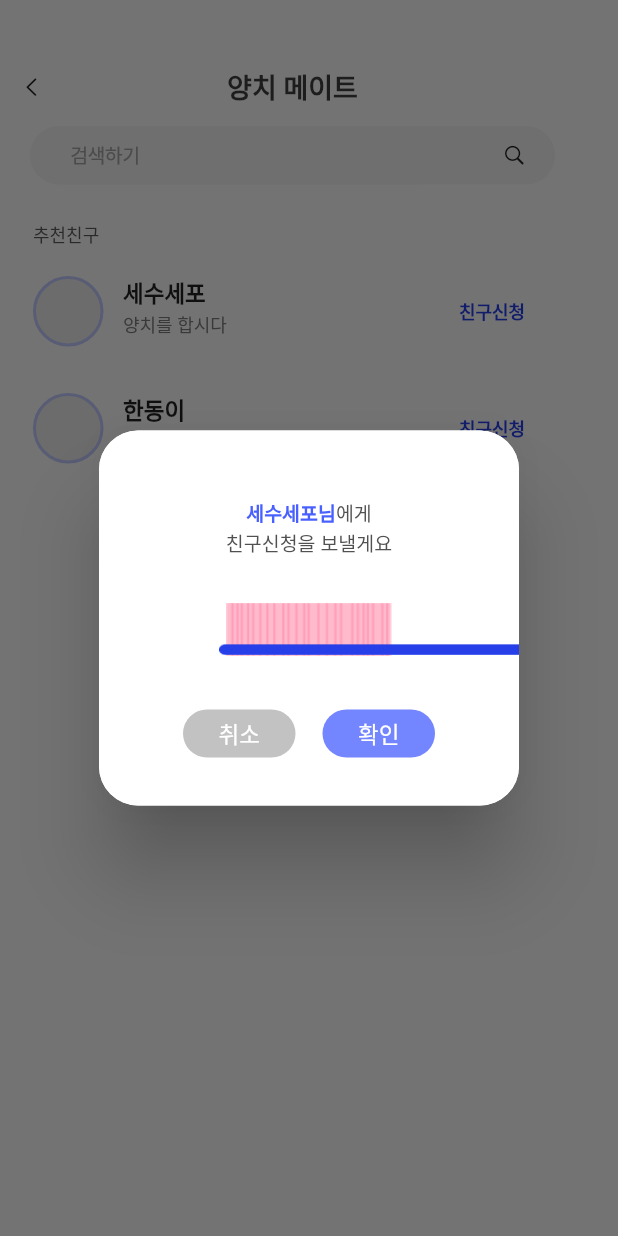
After one commit to ko-inseoklee/FLUTTER_BRUSH_TEETH, a Flutter app: the SearchFriends screen opened directly, after a tap on "친구신청", on a phone screen of 412 x 824 dp. The commit adds this screen. Run offline on Flutter 3.47's test engine with Material 2 defaults, Android fonts, the phone set to English and light mode, and no system bars; accounts and stored records are empty; Roboto replaces fonts that are missing (Pretendard).

Commit message:
친구 부분 구현 완료.

```diff
--- a/lib/component/MyAppBar.dart
+++ b/lib/component/MyAppBar.dart
@@ -1,22 +1,61 @@
 import 'package:flutter/cupertino.dart';
+import 'package:flutter/material.dart';
 
-class MyAppBar extends StatelessWidget {
+class MyAppBar extends StatefulWidget {
   final String title;
-  const MyAppBar({Key? key,required this.title}) : super(key: key);
+  bool hasBackButton;
+  VoidCallback? onClick;
+  MyAppBar({Key? key,required this.title, this.hasBackButton = false, this.onClick, }) : super(key: key);
 
+  @override
+  _MyAppBarState createState() => _MyAppBarState();
+}
+
+class _MyAppBarState extends State<MyAppBar> {
   @override
   Widget build(BuildContext context) {
     return Container(
       height: 34,
+      width: 390,
       margin: EdgeInsets.only(top: 41),
-      alignment: Alignment.topCenter,
-      child: Text(title,
-        style: TextStyle(
-            fontSize: 18.0,
-            fontWeight: FontWeight.w700,
-            color: Color(0xff3F3F3F)
+      alignment: Alignment.center,
+      child: widget.hasBackButton?
+        Row(
+          children: [
+            Container(
+              margin: EdgeInsets.only(left: 13),
+              width: 16,
+              height: 16,
+              child: FlatButton(
+                  onPressed: () => Navigator.pop(context),
+                  padding: EdgeInsets.zero,
+                  child: Icon(CupertinoIcons.left_chevron, size: 16,)),
+            ),
+            Container(
+              width: 238,
+              margin: EdgeInsets.only(left: 47),
+              alignment: Alignment.center,
+              child: Text(widget.title,
+                style: TextStyle(
+                    fontSize: 18.0,
+                    fontWeight: FontWeight.w700,
+                    color: Color(0xff3F3F3F)
+                ),
+              ),
+            ),
+            SizedBox(
+              width: 1,
+            )
+          ],
+        )
+          :
+        Text(widget.title,
+          style: TextStyle(
+              fontSize: 18.0,
+              fontWeight: FontWeight.w700,
+              color: Color(0xff3F3F3F)
+          ),
         ),
-      ),
     );
   }
 }
--- a/lib/friends/DummyUserData.dart
+++ b/lib/friends/DummyUserData.dart
@@ -5,27 +5,28 @@ class UserModel {
   final int score;
   final String description;
   bool isFriend;
+  bool isAdding;
 
-  UserModel(this.name, this.method, this.profileImage, this.score, this.description, this.isFriend);
+  UserModel(this.name, this.method, this.profileImage, this.score, this.description, this.isFriend, this.isAdding);
 }
 
 List<UserModel> DummyUserData = [
-  UserModel("이닦는 문어",["치실","워터픽","가글"],"images/component/avatars/avatar1.png",88, "양치를 합시다", true),
-  UserModel("워터 픽미업",["치실","가글"],"images/component/avatars/avatar2.png",86, "양치를 합시다", true),
-  UserModel("다혜",["워터픽","가글"],"images/component/avatars/avatar3.png",84, "양치를 합시다", true),
-  UserModel("지우",["가글"],"images/component/avatars/avatar4.png",79, "양치를 합시다", true),
-  UserModel("세수세포",["치실","가글"],"images/component/avatars/avatar5.png",75, "양치를 합시다", false),
-  UserModel("덜렁이",[],"images/component/avatars/avatar1.png",32, "양치를 합시다", true),
-  UserModel("깔끔이",["치실","워터픽","가글"],"images/component/avatars/avatar2.png",91, "양치를 합시다", true),
-  UserModel("한동이",["치실","워터픽","가글"],"images/component/avatars/avatar3.png",94, "양치를 합시다", true),
-  UserModel("느헴이",["워터픽"],"images/component/avatars/avatar4.png",74, "양치를 합시다", true),
-  UserModel("한동이",["치실","워터픽","가글"],"images/component/avatars/avatar5.png",64, "양치를 합시다", false),
-  UserModel("한동이2",["치실","워터픽","가글"],"images/component/avatars/avatar1.png",55, "양치를 합시다", false),
-  UserModel("한동이3",["치실","워터픽","가글"],"images/component/avatars/avatar2.png",72, "양치를 합시다", false),
-  UserModel("한동이4",["치실","워터픽","가글"],"images/component/avatars/avatar3.png",89, "양치를 합시다", true),
-  UserModel("한동이5",["치실","워터픽","가글"],"images/component/avatars/avatar4.png",43, "양치를 합시다", false),
-  UserModel("밍기적", ["치실"], "images/component/avatars/avatar3.png", 84, "나와 친구해요", false),
+  UserModel("이닦는 문어",["치실","워터픽","가글"],"images/component/avatars/avatar1.png",88, "양치를 합시다", true, false),
+  UserModel("워터 픽미업",["치실","가글"],"images/component/avatars/avatar2.png",86, "양치를 합시다", true, false),
+  UserModel("다혜",["워터픽","가글"],"images/component/avatars/avatar3.png",84, "양치를 합시다", true, false),
+  UserModel("지우",["가글"],"images/component/avatars/avatar4.png",79, "양치를 합시다", true, false),
+  UserModel("세수세포",["치실","가글"],"images/component/avatars/avatar5.png",75, "양치를 합시다", false, false),
+  UserModel("덜렁이",[],"images/component/avatars/avatar1.png",32, "양치를 합시다", true, false),
+  UserModel("깔끔이",["치실","워터픽","가글"],"images/component/avatars/avatar2.png",91, "양치를 합시다", true, false),
+  UserModel("한동이",["치실","워터픽","가글"],"images/component/avatars/avatar3.png",94, "양치를 합시다", true, false),
+  UserModel("느헴이",["워터픽"],"images/component/avatars/avatar4.png",74, "양치를 합시다", true, false),
+  UserModel("한동이",["치실","워터픽","가글"],"images/component/avatars/avatar5.png",64, "양치를 합시다", false, false),
+  UserModel("한동이2",["치실","워터픽","가글"],"images/component/avatars/avatar1.png",55, "양치를 합시다", false, false),
+  UserModel("한동이3",["치실","워터픽","가글"],"images/component/avatars/avatar2.png",72, "양치를 합시다", false, false),
+  UserModel("한동이4",["치실","워터픽","가글"],"images/component/avatars/avatar3.png",89, "양치를 합시다", true, false),
+  UserModel("한동이5",["치실","워터픽","가글"],"images/component/avatars/avatar4.png",43, "양치를 합시다", false, false),
+  UserModel("밍기적", ["치실"], "images/component/avatars/avatar3.png", 84, "나와 친구해요", false, false),
   MyProfile
 ];
 
-UserModel MyProfile = new UserModel("양치기", ["치실","워터픽"], "images/home/avatar.png", 87, "양치를 합시다", true);
+UserModel MyProfile = new UserModel("양치기", ["치실","워터픽"], "images/home/avatar.png", 87, "양치를 합시다", true, false);
--- /dev/null
+++ b/lib/friends/SearchFriends.dart
@@ -0,0 +1,332 @@
+import 'package:brushing_teeth/component/MyAppBar.dart';
+import 'package:brushing_teeth/friends/FriendAvatar.dart';
+import 'package:flutter/cupertino.dart';
+import 'package:flutter/material.dart';
+
+import 'DummyUserData.dart';
+
+class SearchFriends extends StatefulWidget {
+  SearchFriends({Key? key}) : super(key: key);
+
+  @override
+  State<SearchFriends> createState() => _SearchFriendsState();
+}
+
+class _SearchFriendsState extends State<SearchFriends> {
+  String searchText = "";
+  late UserModel selectedFriend;
+  bool isSearchPressed = false;
+  FocusNode _focusNode = new FocusNode();
+  late TextEditingController _textEditingController;
+  List<UserModel> notFriends = DummyUserData.where((element) => !element.isFriend).toList();
+
+
+  @override
+  void initState() {
+    // TODO: implement initState
+    super.initState();
+    _textEditingController = new TextEditingController(text: searchText);
+  }
+
+  void addFriends(){
+    setState(() {
+      selectedFriend.isAdding = true;
+    });
+  }
+
+  Widget AddFriendDialog() {
+    return AlertDialog(
+      contentPadding: EdgeInsets.zero,
+      actionsPadding: EdgeInsets.zero,
+      titlePadding: EdgeInsets.zero,
+      shape: RoundedRectangleBorder(
+          borderRadius: BorderRadius.all(Radius.circular(26))),
+      content: Container(
+        width: 237, height: 250,
+        decoration: BoxDecoration(
+          color: Color(0xffFFFFFF),
+          borderRadius: BorderRadius.circular(26)
+        ),
+        child: Column(
+          crossAxisAlignment: CrossAxisAlignment.center,
+          children: [
+            Container(
+              width: 129,
+              height: 45,
+              margin: EdgeInsets.only(top: 45),
+              child: RichText(
+                textAlign: TextAlign.center,
+                text: TextSpan(
+                  text: selectedFriend.name+"님",
+                  style: TextStyle(
+                    color: Color(0xff4860FF),
+                    fontSize: 13,
+                    fontWeight: FontWeight.w700,
+                    height: 1.5,
+                  ),
+                  children: [
+                    TextSpan(
+                      text: "에게\n",
+                      style: TextStyle(
+                        color: Color(0xff515151),
+                        fontWeight: FontWeight.w400
+                      )
+                    ),
+                    TextSpan(
+                      text: "친구신청을 보낼게요",
+                      style: TextStyle(
+                        color: Color(0xff515151),
+                        fontWeight: FontWeight.w400
+                      )
+                    )
+                  ]
+                ),
+              ),
+            ),
+            Container(
+              margin: EdgeInsets.only(top: 25),
+              height: 35,
+              child: Stack(
+                children: [
+                  Container(
+                    alignment: Alignment.center,
+                    child: Image.asset('images/home/brush.png'),
+                  ),
+                  Container(
+                    margin: EdgeInsets.only(left: 80, top: 27),
+                    child: Image.asset('images/home/brushBar.png'),
+                  ),
+                ],
+              ),
+            ),
+            Container(
+              width: 168, height: 32,
+              margin: EdgeInsets.only(top: 36),
+              child: Row(
+                children: [
+                  Container(
+                    width: 75, height: 32,
+                    decoration: BoxDecoration(
+                      color: Color(0xffC2C2C2),
+                      borderRadius: BorderRadius.circular(20)
+                    ),
+                    child: FlatButton(
+                      padding: EdgeInsets.zero,
+                      child: Text("취소", style: TextStyle(
+                        color: Color(0xffFFFFFF),
+                        fontWeight: FontWeight.w400,
+                        fontSize: 15
+                      ),),
+                      onPressed: () {
+                        Navigator.pop(context);
+                      },
+                    ),
+                  ),
+                  Container(
+                    width: 75, height: 32,
+                    decoration: BoxDecoration(
+                        color: Color(0xff7385FF),
+                        borderRadius: BorderRadius.circular(20)
+                    ),
+                    margin: EdgeInsets.only(left: 18),
+                    child: FlatButton(
+                      padding: EdgeInsets.zero,
+                      child: Text("확인", style: TextStyle(
+                          color: Color(0xffFFFFFF),
+                          fontWeight: FontWeight.w400,
+                          fontSize: 15
+                      ),),
+                      onPressed: () {
+                        addFriends();
+                        Navigator.pop(context);
+                      },
+                    ),
+                  )
+                ],
+              ),
+            )
+          ],
+        )
+      ),
+    );
+  }
+
+  Widget NotFriendTile(UserModel userModel) {
+    return Container(
+      margin: EdgeInsets.only(left: 22,bottom: 31),
+      height: 47,
+      child: Row(
+        children: [
+          Container(
+            decoration: BoxDecoration(
+                color: Color(0xffECECEC),
+                borderRadius: BorderRadius.circular(25),
+                border: Border.all(color: Color(0xffC0C8FC),width: 2)
+            ),
+            height: 47, width: 47,
+            child: Image.asset(userModel.profileImage),
+          ),
+          Container(
+            child: Column(
+              crossAxisAlignment: CrossAxisAlignment.start,
+              children: [
+                Container(
+                  alignment: Alignment.centerLeft,
+                  margin: EdgeInsets.only(top: 3,left: 13),
+                  child: Text(userModel.name, style: TextStyle(
+                      fontSize: 15,
+                      fontWeight: FontWeight.w600,
+                      height: 1.2
+                  ),),
+                ),
+                Container(
+                  width: 135,
+                  margin: EdgeInsets.only(top: 2,left: 13),
+                  child: Text(userModel.description, style: TextStyle(
+                      fontSize: 12,
+                      fontWeight: FontWeight.w400,
+                      height: 1.5,
+                      color: Color(0xff7C7C7E)
+                  ),),
+                )
+              ],
+            ),
+          ),
+          userModel.isAdding?
+          Container(
+            width: 56, height: 47,
+            alignment: Alignment.centerRight,
+            margin: EdgeInsets.only(left: 83),
+            child: Text("신청중", style: TextStyle(
+                fontSize: 12,
+                fontWeight: FontWeight.w600,
+                height: 1.5,
+                color: Color(0xffB7B7B7)
+            ),),)
+              :
+          Container(
+            width: 56, height: 47,
+            alignment: Alignment.centerRight,
+            margin: EdgeInsets.only(left: 83),
+            child: FlatButton(
+              padding: EdgeInsets.zero,
+              onPressed: () {
+                selectedFriend = userModel;
+                showDialog(context: context, barrierDismissible: false, builder: (context){
+                  return AddFriendDialog();
+                });
+              },
+              child: Text("친구신청", style: TextStyle(
+                  fontSize: 12,
+                  fontWeight: FontWeight.w600,
+                  height: 1.5,
+                  color: Color(0xff263FE9)
+              ),),
+            ),
+          )
+          ,
+        ],
+      ),
+    );
+  }
+
+  Widget DefaultNotFriends(List<UserModel> users){
+    return Column(
+      children: [
+        NotFriendTile(users[0]),
+        NotFriendTile(users[1])
+      ],
+    );
+  }
+
+  Widget SearchedFriendList(){
+    List<UserModel> searchedList = notFriends.where((element) => element.name.contains(searchText)).toList();
+
+    return Container(
+      height: 600,
+      child: ListView.builder(itemCount: searchedList.length ,itemBuilder: (context, index){
+        return NotFriendTile(searchedList[index]);
+      }),
+    );
+  }
+
+  @override
+  Widget build(BuildContext context) {
+    return Scaffold(
+      body: Container(
+        child: Column(
+          crossAxisAlignment: CrossAxisAlignment.start,
+          children: [
+            MyAppBar(title: "양치 메이트", hasBackButton: true),
+            Container(
+              width: 350,
+              height: 39,
+              margin: EdgeInsets.only(top:9, left: 20, right: 20),
+              decoration: BoxDecoration(
+                color: Color(0xffF2F2F2),
+                borderRadius: BorderRadius.circular(25),
+              ),
+              child: Row(
+                children: [
+                  Container(
+                    width: 238,
+                    height: 39,
+                    margin: EdgeInsets.only(left: 20,right: 57),
+                    child: CupertinoTextField(
+                      autofocus: true,
+                      focusNode: _focusNode,
+                      controller: _textEditingController,
+                      onSubmitted: (value)
+                      {
+                        setState(() {
+                          isSearchPressed = true;
+                        });
+                      },
+                      onChanged: (value) {
+                        setState(() {
+                          searchText = value;
+                        });
+                      },
+                      decoration: BoxDecoration(
+                        color: Color(0xffF2F2F2),
+                      ),
+                      placeholder: "검색하기",
+                      placeholderStyle: TextStyle(
+                          fontWeight: FontWeight.w400,
+                          fontSize: 13.0,
+                          height: 1.5,
+                          color: Color(0xffA3A3A3)
+                      ),
+                    ),
+                  ),
+                  Container(
+                    width: 15.8,
+                    height: 15.8,
+                    margin: EdgeInsets.only(top: 11.6,right: 11.0,bottom: 11.6),
+                    child: Icon(CupertinoIcons.search, size: 15.8,),
+                  ),
+                ],
+              ),
+            ),
+            Container(
+              width: 238,
+              height: 34,
+              margin: EdgeInsets.only(left:22,top: 16, bottom: 11),
+              alignment: Alignment.centerLeft,
+              child: Text('추천친구',
+                  style:TextStyle(
+                    color: Color(0xff5C5C5C),
+                    fontSize: 12,
+                    fontWeight: FontWeight.w400
+                  )),
+            ),
+            Container(
+              child: isSearchPressed? SearchedFriendList() : DefaultNotFriends(notFriends),
+            ),
+            // DefaultNotFriends(notFriends)
+          ],
+        )
+      ),
+    );
+  }
+}
--- a/lib/home/Home.dart
+++ b/lib/home/Home.dart
@@ -80,6 +80,7 @@ class _HomeState extends State<Home> {
   @override
   Widget build(BuildContext context) {
     return Scaffold(
+      resizeToAvoidBottomInset: false,
         body: _pages[_currentPageIndex],
         bottomNavigationBar: Container(
           padding: EdgeInsets.only(left: 18),
--- a/lib/home/HomeTab.dart
+++ b/lib/home/HomeTab.dart
@@ -302,6 +302,7 @@ class _HomeTabState extends State<HomeTab> {
                 ),
                 Container(
                   child: Column(
+                    crossAxisAlignment: CrossAxisAlignment.start,
                     children: [
                       Container(
                         height: 13,
@@ -334,7 +335,7 @@ class _HomeTabState extends State<HomeTab> {
                           color: Color(0xffFFE9E0),
                           borderRadius: BorderRadius.circular(15)
                         ),
-                        margin: EdgeInsets.only(top: 7, left: 17),
+                        margin: EdgeInsets.only(top: 7, left: 16),
                         alignment: Alignment.center,
                         child: Text("아랫니를 더 꼼꼼히!"
                           ,style: TextStyle(
```
Also changed, not shown: lib/friends/FriendAvatar.dart (+9 -5 lines), lib/friends/Friends.dart (+24 -114 lines), lib/friends/FrientList.dart (added, +124 -0 lines), images/reports/graph.png.
